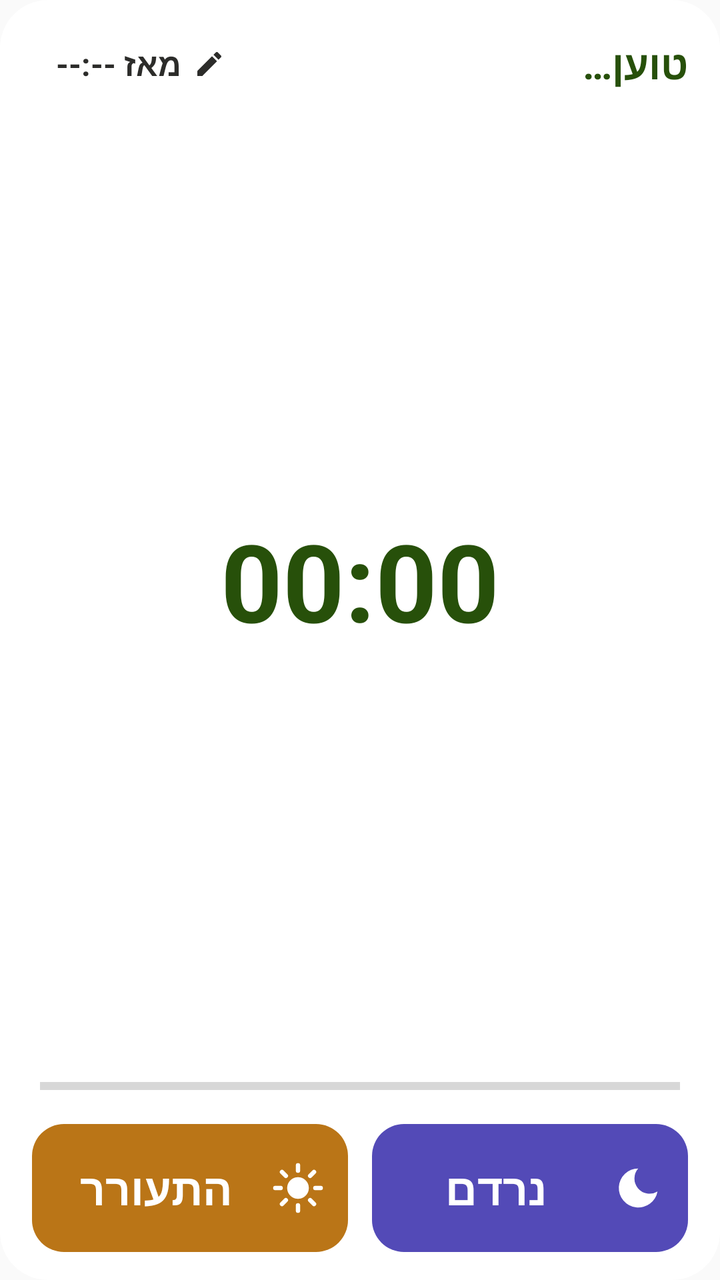
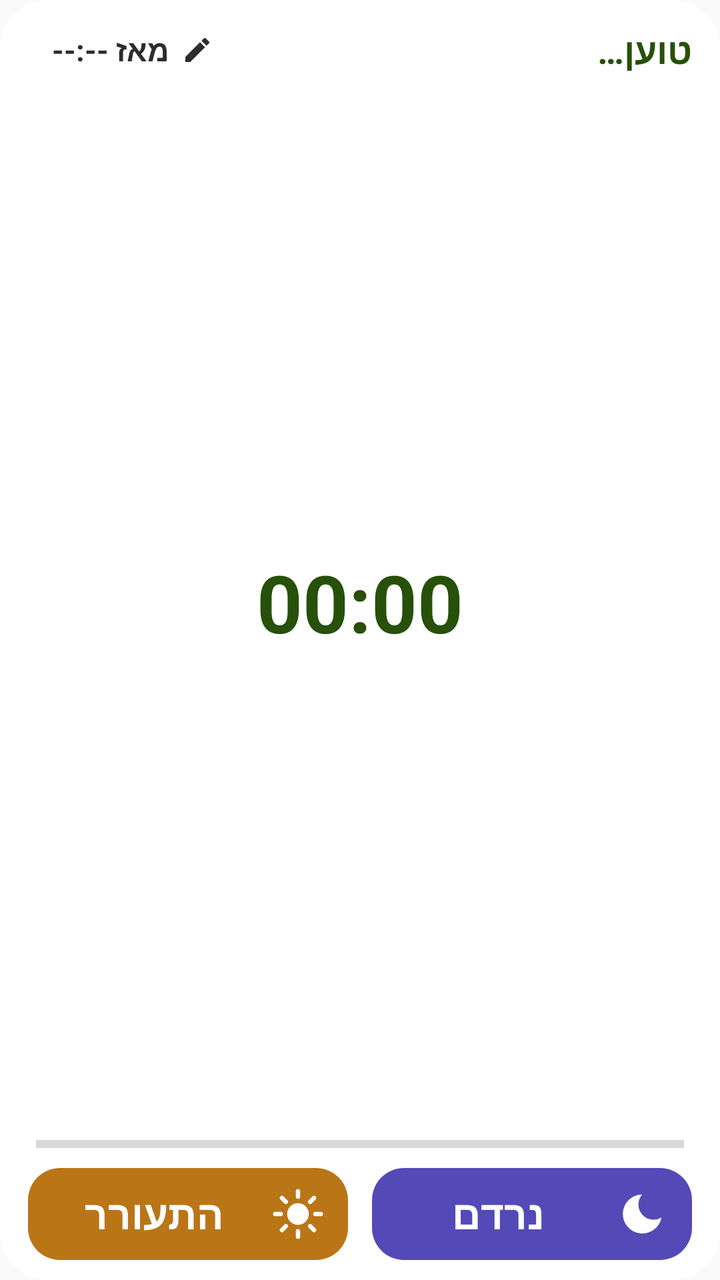

Compare the two renders of this Android layout. The source of the first and the diff that turns it into the second are given below.
<!-- AndroidManifest.xml: application theme android:Theme.Material.Light.NoActionBar -->
<!-- res/layout/widget_sleep.xml -->
<?xml version="1.0" encoding="utf-8"?>
<FrameLayout xmlns:android="http://schemas.android.com/apk/res/android"
    android:id="@+id/root"
    android:layout_width="match_parent"
    android:layout_height="match_parent">

    <ImageView
        android:id="@+id/bg"
        android:layout_width="match_parent"
        android:layout_height="match_parent"
        android:scaleType="fitXY"
        android:src="@drawable/widget_bg" />

    <LinearLayout
        android:layout_width="match_parent"
        android:layout_height="match_parent"
        android:layoutDirection="rtl"
        android:orientation="vertical"
        android:paddingStart="16dp"
        android:paddingTop="14dp"
        android:paddingEnd="16dp"
        android:paddingBottom="14dp">

        <LinearLayout
            android:layout_width="match_parent"
            android:layout_height="wrap_content"
            android:gravity="center_vertical"
            android:orientation="horizontal">

            <TextView
                android:id="@+id/state"
                android:layout_width="0dp"
                android:layout_height="wrap_content"
                android:layout_weight="1"
                android:maxLines="1"
                android:text="טוען…"
                android:textColor="#27500A"
                android:textSize="20sp"
                android:textStyle="bold" />

            <TextView
                android:id="@+id/since"
                android:layout_width="wrap_content"
                android:layout_height="36dp"
                android:background="@drawable/pill"
                android:drawableStart="@drawable/ic_edit"
                android:drawablePadding="6dp"
                android:gravity="center"
                android:paddingStart="12dp"
                android:paddingEnd="12dp"
                android:text="מאז --:--"
                android:textColor="#2C2C2A"
                android:textSize="16sp"
                android:textStyle="bold" />
        </LinearLayout>

        <FrameLayout
            android:layout_width="match_parent"
            android:layout_height="0dp"
            android:layout_weight="1" />

        <Chronometer
            android:id="@+id/chrono"
            android:layout_width="match_parent"
            android:layout_height="wrap_content"
            android:layout_marginTop="4dp"
            android:layout_marginBottom="6dp"
            android:gravity="center"
            android:includeFontPadding="false"
            android:maxLines="1"
            android:textColor="#27500A"
            android:textSize="54sp"
            android:textStyle="bold" />

        <FrameLayout
            android:layout_width="match_parent"
            android:layout_height="0dp"
            android:layout_weight="1" />

        <ProgressBar
            android:id="@+id/gauge"
            style="@android:style/Widget.Material.ProgressBar.Horizontal"
            android:layout_width="match_parent"
            android:layout_height="10dp"
            android:layout_marginStart="4dp"
            android:layout_marginEnd="4dp"
            android:layout_marginBottom="14dp"
            android:max="1000"
            android:progress="0" />

        <LinearLayout
            android:layout_width="match_parent"
            android:layout_height="64dp"
            android:orientation="horizontal">

            <TextView
                android:id="@+id/btn_sleep"
                android:layout_width="0dp"
                android:layout_height="match_parent"
                android:layout_marginEnd="6dp"
                android:layout_weight="1"
                android:background="@drawable/btn_sleep"
                android:drawableStart="@drawable/ic_moon_w"
                android:drawablePadding="8dp"
                android:gravity="center"
                android:paddingStart="12dp"
                android:paddingEnd="12dp"
                android:text="נרדם"
                android:textColor="#FFFFFF"
                android:textSize="22sp"
                android:textStyle="bold" />

            <TextView
                android:id="@+id/btn_wake"
                android:layout_width="0dp"
                android:layout_height="match_parent"
                android:layout_marginStart="6dp"
                android:layout_weight="1"
                android:background="@drawable/btn_wake"
                android:drawableStart="@drawable/ic_sun_w"
                android:drawablePadding="8dp"
                android:gravity="center"
                android:paddingStart="12dp"
                android:paddingEnd="12dp"
                android:text="התעורר"
                android:textColor="#FFFFFF"
                android:textSize="22sp"
                android:textStyle="bold" />
        </LinearLayout>

        <TextView
            android:id="@+id/updated"
            android:layout_width="match_parent"
            android:layout_height="wrap_content"
            android:layout_marginTop="4dp"
            android:gravity="center"
            android:textColor="#5F5E5A"
            android:textSize="11sp"
            android:visibility="gone" />
    </LinearLayout>
</FrameLayout>
<!-- resources referenced by this layout -->
<resources>
  <!-- drawable btn_sleep (drawable) -->
  <?xml version="1.0" encoding="utf-8"?>
  <shape xmlns:android="http://schemas.android.com/apk/res/android" android:shape="rectangle">
      <solid android:color="#534AB7" />
      <corners android:radius="16dp" />
  </shape>
  <!-- drawable btn_wake (drawable) -->
  <?xml version="1.0" encoding="utf-8"?>
  <shape xmlns:android="http://schemas.android.com/apk/res/android" android:shape="rectangle">
      <solid android:color="#BA7517" />
      <corners android:radius="16dp" />
  </shape>
  <!-- drawable ic_edit (drawable) -->
  <?xml version="1.0" encoding="utf-8"?>
  <vector xmlns:android="http://schemas.android.com/apk/res/android" android:width="16dp" android:height="16dp" android:viewportWidth="24" android:viewportHeight="24">
      <path android:fillColor="#2C2C2A" android:pathData="M3,17.25V21h3.75L17.81,9.94l-3.75,-3.75L3,17.25zM20.71,7.04a1,1 0,0 0,0 -1.41l-2.34,-2.34a1,1 0,0 0,-1.41 0l-1.83,1.83 3.75,3.75 1.83,-1.83z" />
  </vector>
  <!-- drawable ic_moon_w (drawable) -->
  <?xml version="1.0" encoding="utf-8"?>
  <vector xmlns:android="http://schemas.android.com/apk/res/android" android:width="26dp" android:height="26dp" android:viewportWidth="24" android:viewportHeight="24">
      <path android:fillColor="#FFFFFF" android:pathData="M12.1,3a9,9 0,1 0,8.9 10.6A7,7 0,0 1,12.1 3z" />
  </vector>
  <!-- drawable ic_sun_w (drawable) -->
  <?xml version="1.0" encoding="utf-8"?>
  <vector xmlns:android="http://schemas.android.com/apk/res/android" android:width="26dp" android:height="26dp" android:viewportWidth="24" android:viewportHeight="24">
      <path android:fillColor="#FFFFFF" android:pathData="M12,7a5,5 0,1 1,0 10a5,5 0,1 1,0 -10z" />
      <path android:strokeColor="#FFFFFF" android:strokeWidth="2" android:strokeLineCap="round" android:pathData="M12,1.5v2.5M12,20v2.5M1.5,12h2.5M20,12h2.5M4.6,4.6l1.8,1.8M17.6,17.6l1.8,1.8M4.6,19.4l1.8,-1.8M17.6,6.4l1.8,-1.8" />
  </vector>
  <!-- drawable pill (drawable) -->
  <?xml version="1.0" encoding="utf-8"?>
  <shape xmlns:android="http://schemas.android.com/apk/res/android" android:shape="rectangle">
      <solid android:color="#FFFFFF" />
      <corners android:radius="16dp" />
  </shape>
  <!-- drawable widget_bg (drawable) -->
  <?xml version="1.0" encoding="utf-8"?>
  <shape xmlns:android="http://schemas.android.com/apk/res/android" android:shape="rectangle">
      <solid android:color="#FFFFFF" />
      <corners android:radius="24dp" />
  </shape>
</resources>

<!-- the commit's change to res/layout/widget_sleep.xml (unified diff, before → after) -->
@@ -16,10 +16,10 @@
         android:layout_height="match_parent"
         android:layoutDirection="rtl"
         android:orientation="vertical"
-        android:paddingStart="16dp"
-        android:paddingTop="14dp"
-        android:paddingEnd="16dp"
-        android:paddingBottom="14dp">
+        android:paddingStart="14dp"
+        android:paddingTop="10dp"
+        android:paddingEnd="14dp"
+        android:paddingBottom="10dp">
 
         <LinearLayout
             android:layout_width="match_parent"
@@ -35,13 +35,13 @@
                 android:maxLines="1"
                 android:text="טוען…"
                 android:textColor="#27500A"
-                android:textSize="20sp"
+                android:textSize="18sp"
                 android:textStyle="bold" />
 
             <TextView
                 android:id="@+id/since"
                 android:layout_width="wrap_content"
-                android:layout_height="36dp"
+                android:layout_height="30dp"
                 android:background="@drawable/pill"
                 android:drawableStart="@drawable/ic_edit"
                 android:drawablePadding="6dp"
@@ -50,7 +50,7 @@
                 android:paddingEnd="12dp"
                 android:text="מאז --:--"
                 android:textColor="#2C2C2A"
-                android:textSize="16sp"
+                android:textSize="15sp"
                 android:textStyle="bold" />
         </LinearLayout>
 
@@ -63,13 +63,13 @@
             android:id="@+id/chrono"
             android:layout_width="match_parent"
             android:layout_height="wrap_content"
-            android:layout_marginTop="4dp"
-            android:layout_marginBottom="6dp"
+            android:layout_marginTop="0dp"
+            android:layout_marginBottom="2dp"
             android:gravity="center"
             android:includeFontPadding="false"
             android:maxLines="1"
             android:textColor="#27500A"
-            android:textSize="54sp"
+            android:textSize="40sp"
             android:textStyle="bold" />
 
         <FrameLayout
@@ -81,16 +81,16 @@
             android:id="@+id/gauge"
             style="@android:style/Widget.Material.ProgressBar.Horizontal"
             android:layout_width="match_parent"
-            android:layout_height="10dp"
+            android:layout_height="8dp"
             android:layout_marginStart="4dp"
             android:layout_marginEnd="4dp"
-            android:layout_marginBottom="14dp"
+            android:layout_marginBottom="8dp"
             android:max="1000"
             android:progress="0" />
 
         <LinearLayout
             android:layout_width="match_parent"
-            android:layout_height="64dp"
+            android:layout_height="46dp"
             android:orientation="horizontal">
 
             <TextView
@@ -107,7 +107,7 @@
                 android:paddingEnd="12dp"
                 android:text="נרדם"
                 android:textColor="#FFFFFF"
-                android:textSize="22sp"
+                android:textSize="20sp"
                 android:textStyle="bold" />
 
             <TextView
@@ -124,7 +124,7 @@
                 android:paddingEnd="12dp"
                 android:text="התעורר"
                 android:textColor="#FFFFFF"
-                android:textSize="22sp"
+                android:textSize="20sp"
                 android:textStyle="bold" />
         </LinearLayout>
 
